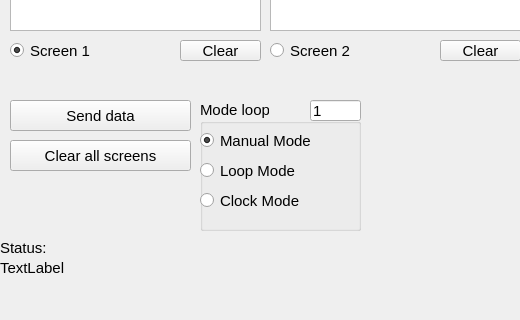
Taruu/-6205, file main.ui: the form before one commit; both pictures show x 0 to 520 and y 280 to 600 of the 1120 by 600 pixel window.
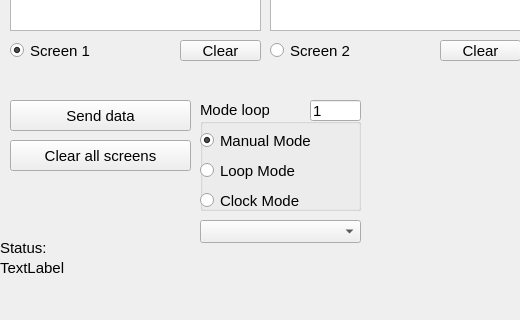
The form after the commit. Icons and pictures are not drawn.

Commit message: add take a port

Diff of the .ui file:
```diff
--- a/main.ui
+++ b/main.ui
@@ -341,7 +341,7 @@
       <x>200</x>
       <y>380</y>
       <width>161</width>
-      <height>131</height>
+      <height>111</height>
      </rect>
     </property>
     <property name="title">
@@ -403,6 +403,16 @@
      </property>
     </widget>
    </widget>
+   <widget class="QComboBox" name="comboBoxPort">
+    <property name="geometry">
+     <rect>
+      <x>200</x>
+      <y>500</y>
+      <width>161</width>
+      <height>23</height>
+     </rect>
+    </property>
+   </widget>
   </widget>
   <widget class="QMenuBar" name="menubar">
    <property name="geometry">
```
The commit also changes 6 other files.
